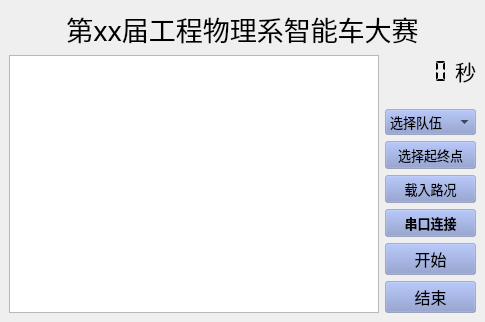
Old version of the form Program/pc2.ui in the repository guhaiqiao/SmartCar.
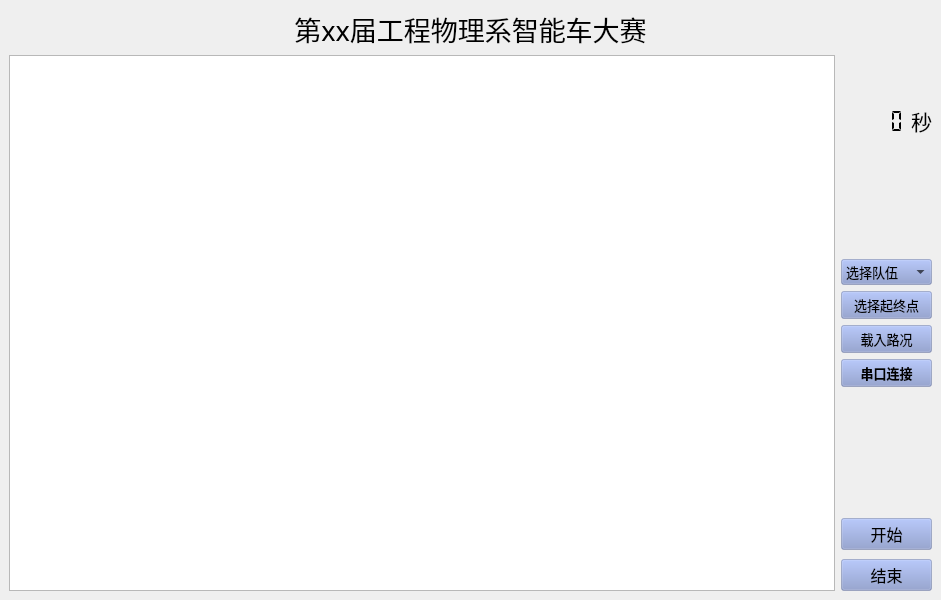
New version of the form. Icons and pictures are not drawn.

The edit to the form file:
```diff
--- a/Program/pc2.ui
+++ b/Program/pc2.ui
@@ -12,8 +12,8 @@
    <rect>
     <x>0</x>
     <y>0</y>
-    <width>485</width>
-    <height>322</height>
+    <width>941</width>
+    <height>600</height>
    </rect>
   </property>
   <property name="font">
@@ -108,7 +108,7 @@
        </widget>
       </item>
       <item>
-       <layout class="QVBoxLayout" name="verticalLayout" stretch="5,0,0,0,0,0,8">
+       <layout class="QVBoxLayout" name="verticalLayout" stretch="2,1,4,1,1,1,3">
         <item>
          <layout class="QHBoxLayout" name="horizontalLayout_2" stretch="5,1">
           <item>
@@ -251,7 +251,13 @@
          </widget>
         </item>
         <item>
-         <layout class="QVBoxLayout" name="verticalLayout_2" stretch="0,1,1">
+         <layout class="QVBoxLayout" name="verticalLayout_2" stretch="1,1,1">
+          <property name="spacing">
+           <number>9</number>
+          </property>
+          <property name="topMargin">
+           <number>0</number>
+          </property>
           <item>
            <spacer name="verticalSpacer_2">
             <property name="orientation">
```
Left out of the diff: 4 changed lines with no effect on the pictures.
